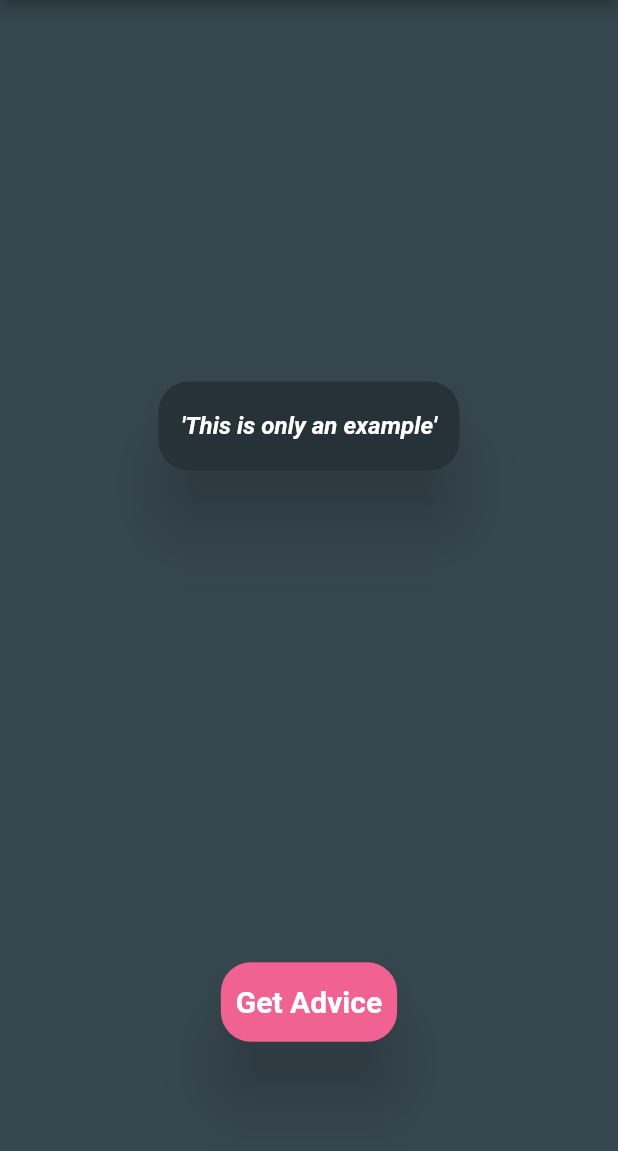
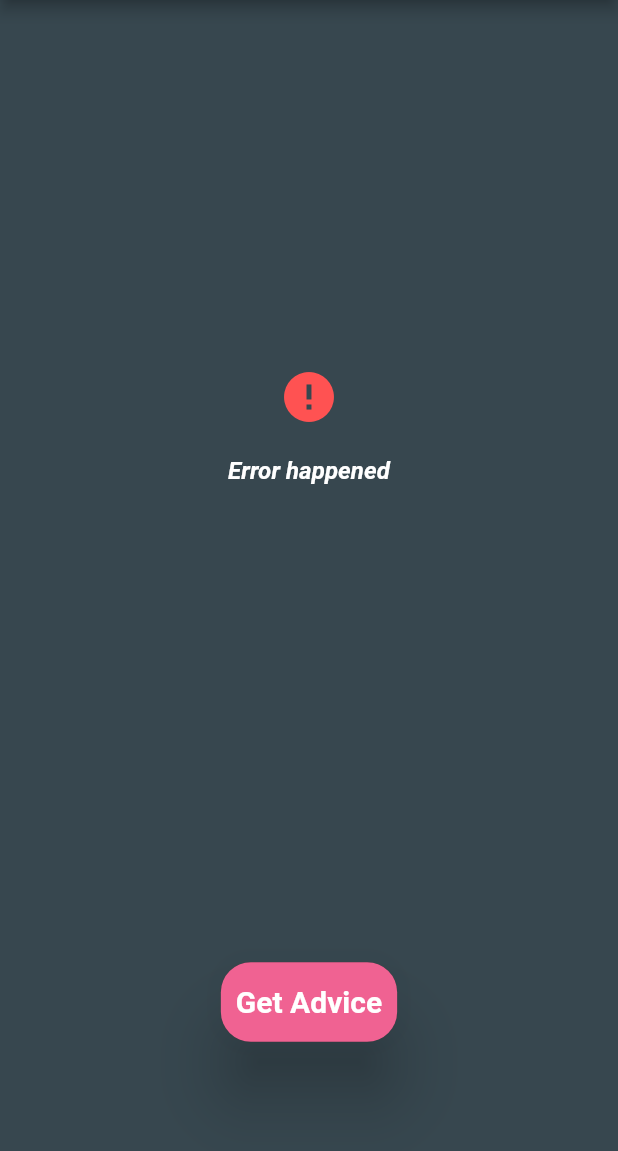
Before and after one commit to VeronikaLo/advicer_app, a Flutter app: the screen it shows after launch, on a phone screen of 412 x 824 dp, the part 84-1235 px from its top. Run offline on Flutter 3.47's test engine with Material 2 defaults, Android fonts, the phone set to English and light mode, and no system bars; Roboto replaces fonts that are missing (Rubik).

Commit message:
error message

```diff
--- a/lib/presentation/screens/home_screen.dart
+++ b/lib/presentation/screens/home_screen.dart
@@ -1,6 +1,7 @@
 
 import 'package:advicer/presentation/widgets/advice_item.dart';
 import 'package:advicer/presentation/widgets/custom_button.dart';
+import 'package:advicer/presentation/widgets/error_message.dart';
 import 'package:flutter/material.dart';
 
 class HomePage extends StatelessWidget {
@@ -18,7 +19,8 @@ class HomePage extends StatelessWidget {
             children: [
               const Expanded(
                 child: Center(
-                  child: AdviceItem(advice: 'This is only an example',),
+                  child: ErrorMessage(message: 'Error happened'),
+                  //AdviceItem(advice: 'This is only an example',),
                   /*Text("Your Advice is waiting for you!",
                   style: Theme.of(context).textTheme.button , ),*/
                   ),
--- /dev/null
+++ b/lib/presentation/widgets/error_message.dart
@@ -0,0 +1,30 @@
+import 'package:flutter/material.dart';
+
+
+class ErrorMessage extends StatelessWidget {
+  final String message;
+  const ErrorMessage({Key? key, required this.message}) : super(key: key);
+
+  @override
+  Widget build(BuildContext context) {
+    final themeData = Theme.of(context);
+    return Column(
+      mainAxisAlignment: MainAxisAlignment.center,
+      children: [
+        const Icon(
+          Icons.error,
+          size: 40,
+          color: Colors.redAccent,
+        ),
+      const SizedBox(
+          height: 20,
+        ),
+        Text(
+        message,
+          style: themeData.textTheme.headline1,
+          textAlign: TextAlign.center,
+        )
+      ],
+    );
+  }
+}
```
